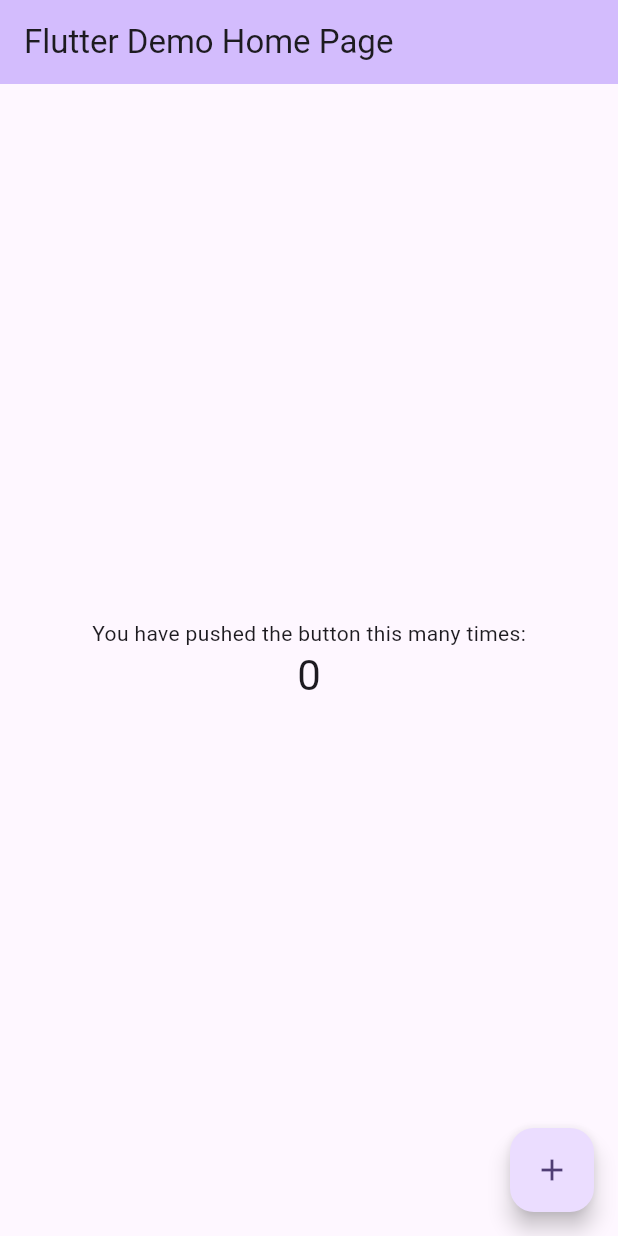
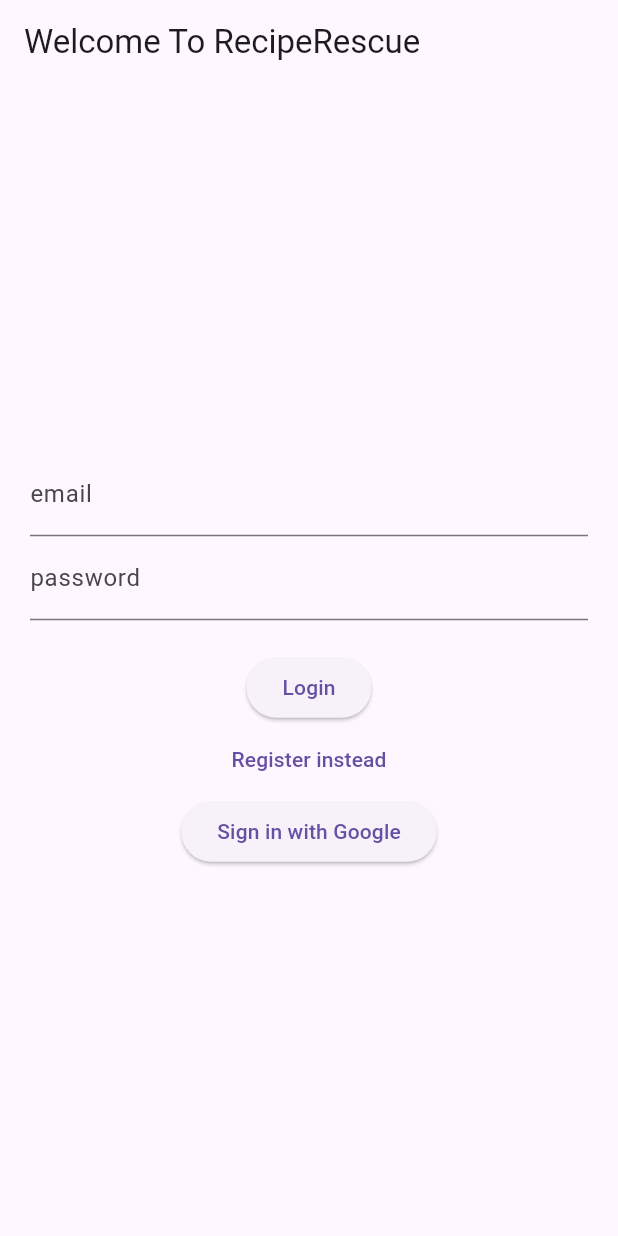
Before and after one commit to Final-Project-RecipeRescue/Client, a Flutter app: the screen it shows after launch, on a phone screen of 412 x 824 dp. Run offline on Flutter 3.47's test engine with Material 3 defaults, Android fonts, the phone set to English and light mode, and no system bars; our stand-ins replace firebase_auth, firebase_core, google_sign_in; missing offline and left inert: firebase_app_check; accounts and stored records are empty.

Commit message:
Added Firebase and Google dependencies, initialized Firebase, registered Firebase plugins, and integrated Google App Check.

```diff
--- /dev/null
+++ b/lib/authentication/auth.dart
@@ -0,0 +1,51 @@
+import 'package:firebase_auth/firebase_auth.dart';
+import 'package:google_sign_in/google_sign_in.dart';
+
+class Auth {
+  final FirebaseAuth _firebaseAuth = FirebaseAuth.instance;
+
+  User? get currentUser => _firebaseAuth.currentUser;
+
+  Stream<User?> get authStateChanges => _firebaseAuth.authStateChanges();
+
+  Future<void> signInWithEmailAndPassword({
+    required String email,
+    required String password,
+  }) async {
+    await _firebaseAuth.signInWithEmailAndPassword(
+        email: email, password: password);
+  }
+
+  Future<void> createUserWithEmailAndPassword({
+    required String email,
+    required String password,
+  }) async {
+    await _firebaseAuth.createUserWithEmailAndPassword(
+        email: email, password: password);
+  }
+
+  Future<void> signOut() async {
+    await _firebaseAuth.signOut();
+  }
+
+  Future<void> signInWithGoogle() async {
+    final GoogleSignIn googleSignIn = GoogleSignIn();
+    try {
+      final GoogleSignInAccount? googleSignInAccount =
+          await googleSignIn.signIn();
+      if (googleSignInAccount != null) {
+        final GoogleSignInAuthentication googleSignInAuthentication =
+            await googleSignInAccount.authentication;
+        final AuthCredential credential = GoogleAuthProvider.credential(
+          accessToken: googleSignInAuthentication.accessToken,
+          idToken: googleSignInAuthentication.idToken,
+        );
+        final UserCredential authResult =
+            await _firebaseAuth.signInWithCredential(credential);
+      }
+    } catch (error) {
+      print(error);
+      throw error; // Throw the error to propagate it
+    }
+  }
+}
--- /dev/null
+++ b/lib/home_page_widget_tree.dart
@@ -0,0 +1,27 @@
+import 'package:flutter/material.dart';
+import 'package:reciperescue_client/authentication/auth.dart';
+import 'package:reciperescue_client/home_page.dart';
+import 'package:reciperescue_client/login_register_page.dart';
+import 'package:reciperescue_client/main.dart';
+
+class WidgetTree extends StatefulWidget {
+  const WidgetTree({super.key});
+
+  @override
+  State<WidgetTree> createState() => _WidgetTreeState();
+}
+
+class _WidgetTreeState extends State<WidgetTree> {
+  @override
+  Widget build(BuildContext context) {
+    return StreamBuilder(
+        stream: Auth().authStateChanges,
+        builder: (context, snapshot) {
+          if (snapshot.hasData) {
+            return HomePage();
+          } else {
+            return const LoginPage();
+          }
+        });
+  }
+}
--- /dev/null
+++ b/lib/login_register_page.dart
@@ -0,0 +1,116 @@
+import 'package:flutter/material.dart';
+import 'package:firebase_auth/firebase_auth.dart';
+import 'package:reciperescue_client/authentication/auth.dart';
+
+class LoginPage extends StatefulWidget {
+  const LoginPage({super.key});
+
+  @override
+  State<LoginPage> createState() => _LoginPageState();
+}
+
+class _LoginPageState extends State<LoginPage> {
+  String? errorMsg = '';
+  bool isLogin = true;
+  Auth auth = Auth();
+
+  final TextEditingController _controllerEmail = TextEditingController();
+  final TextEditingController _controllerPassword = TextEditingController();
+
+  Future<void> signInWithEmailAndPassword() async {
+    try {
+      await auth.signInWithEmailAndPassword(
+          email: _controllerEmail.text, password: _controllerPassword.text);
+    } on FirebaseAuthException catch (e) {
+      setState(() {
+        errorMsg = e.message;
+      });
+    }
+  }
+
+  Future<void> signInWithGoogle() async {
+    try {
+      await auth.signInWithGoogle();
+    } on FirebaseAuthException catch (e) {
+      setState(() {
+        errorMsg = e.message;
+      });
+    }
+  }
+
+  Future<void> createUserWithEmailAndPassword() async {
+    try {
+      print('test');
+      await auth.createUserWithEmailAndPassword(
+          email: _controllerEmail.text, password: _controllerPassword.text);
+    } on FirebaseAuthException catch (e) {
+      setState(() {
+        errorMsg = e.message;
+      });
+    }
+  }
+
+  Widget _title() {
+    return const Text('Welcome To RecipeRescue');
+  }
+
+  Widget _customTextField(String title, TextEditingController controller) {
+    return TextField(
+      controller: controller,
+      decoration: InputDecoration(labelText: title),
+    );
+  }
+
+  Widget _errorMessage() {
+    return Text(errorMsg == '' ? '' : 'Error is: $errorMsg');
+  }
+
+  Widget _submitButton() {
+    return ElevatedButton(
+        onPressed: isLogin
+            ? signInWithEmailAndPassword
+            : createUserWithEmailAndPassword,
+        child: Text(isLogin ? 'Login' : 'Register'));
+  }
+
+  Widget _googleButton() {
+    return ElevatedButton(
+        onPressed: signInWithGoogle, child: Text('Sign in with Google'));
+  }
+
+  Widget _loginOrRegisterButton() {
+    return TextButton(
+        onPressed: () {
+          setState(() {
+            isLogin = !isLogin;
+          });
+        },
+        child: Text(isLogin ? 'Register instead' : 'Login instead'));
+  }
+
+  @override
+  Widget build(BuildContext context) {
+    return Scaffold(
+      appBar: AppBar(
+        title: _title(),
+      ),
+      body: Container(
+        height: double.infinity,
+        width: double.infinity,
+        padding: const EdgeInsets.all(20),
+        child: Column(
+          crossAxisAlignment: CrossAxisAlignment.center,
+          mainAxisAlignment: MainAxisAlignment.center,
+          children: <Widget>[
+            _customTextField('email', _controllerEmail),
+            _customTextField('password', _controllerPassword),
+            _errorMessage(),
+            _submitButton(),
+            _loginOrRegisterButton(),
+            _googleButton()
+          ],
+        ),
+      ),
+    );
+  }
+}
--- a/lib/main.dart
+++ b/lib/main.dart
@@ -1,125 +1,35 @@
 import 'package:flutter/material.dart';
+import 'package:firebase_core/firebase_core.dart';
+import 'package:reciperescue_client/home_page_widget_tree.dart';
+import 'package:firebase_app_check/firebase_app_check.dart';
 
-void main() {
+Future<void> main() async {
+  WidgetsFlutterBinding.ensureInitialized();
+  const FirebaseOptions android = FirebaseOptions(
+    apiKey: 'AIzaSyCUcs7YdW4UrbFxesLGeEOI4JlERIp7WPk',
+    appId: '1:515262454466:android:f1f3501ff2e14933c5b95b',
+    messagingSenderId: '515262454466',
+    projectId: 'reciperescue-6da9c',
+    databaseURL:
+        'https://reciperescue-6da9c-default-rtdb.europe-west1.firebasedatabase.app',
+  );
+  await Firebase.initializeApp(options: android);
+  await FirebaseAppCheck.instance.activate(
+    androidProvider: AndroidProvider.debug,
+  );
+  //c1adce95-a9cc-4ef9-8db0-8dc7400b60c3
   runApp(const MyApp());
 }
 
 class MyApp extends StatelessWidget {
   const MyApp({super.key});
 
-  // This widget is the root of your application.
   @override
   Widget build(BuildContext context) {
     return MaterialApp(
-      title: 'Flutter Demo',
-      theme: ThemeData(
-        // This is the theme of your application.
-        //
-        // TRY THIS: Try running your application with "flutter run". You'll see
-        // the application has a purple toolbar. Then, without quitting the app,
-        // try changing the seedColor in the colorScheme below to Colors.green
-        // and then invoke "hot reload" (save your changes or press the "hot
-        // reload" button in a Flutter-supported IDE, or press "r" if you used
-        // the command line to start the app).
-        //
-        // Notice that the counter didn't reset back to zero; the application
-        // state is not lost during the reload. To reset the state, use hot
-        // restart instead.
-        //
-        // This works for code too, not just values: Most code changes can be
-        // tested with just a hot reload.
-        colorScheme: ColorScheme.fromSeed(seedColor: Colors.deepPurple),
-        useMaterial3: true,
-      ),
-      home: const MyHomePage(title: 'Flutter Demo Home Page'),
+      debugShowCheckedModeBanner: false,
+      theme: ThemeData(primarySwatch: Colors.orange),
+      home: const WidgetTree(),
     );
   }
 }
-
-class MyHomePage extends StatefulWidget {
-  const MyHomePage({super.key, required this.title});
-
-  // This widget is the home page of your application. It is stateful, meaning
-  // that it has a State object (defined below) that contains fields that affect
-  // how it looks.
-
-  // This class is the configuration for the state. It holds the values (in this
-  // case the title) provided by the parent (in this case the App widget) and
-  // used by the build method of the State. Fields in a Widget subclass are
-  // always marked "final".
-
-  final String title;
-
-  @override
-  State<MyHomePage> createState() => _MyHomePageState();
-}
-
-class _MyHomePageState extends State<MyHomePage> {
-  int _counter = 0;
-
-  void _incrementCounter() {
-    setState(() {
-      // This call to setState tells the Flutter framework that something has
-      // changed in this State, which causes it to rerun the build method below
-      // so that the display can reflect the updated values. If we changed
-      // _counter without calling setState(), then the build method would not be
-      // called again, and so nothing would appear to happen.
-      _counter++;
-    });
-  }
-
-  @override
-  Widget build(BuildContext context) {
-    // This method is rerun every time setState is called, for instance as done
-    // by the _incrementCounter method above.
-    //
-    // The Flutter framework has been optimized to make rerunning build methods
-    // fast, so that you can just rebuild anything that needs updating rather
-    // than having to individually change instances of widgets.
-    return Scaffold(
-      appBar: AppBar(
-        // TRY THIS: Try changing the color here to a specific color (to
-        // Colors.amber, perhaps?) and trigger a hot reload to see the AppBar
-        // change color while the other colors stay the same.
-        backgroundColor: Theme.of(context).colorScheme.inversePrimary,
-        // Here we take the value from the MyHomePage object that was created by
-        // the App.build method, and use it to set our appbar title.
-        title: Text(widget.title),
-      ),
-      body: Center(
-        // Center is a layout widget. It takes a single child and positions it
-        // in the middle of the parent.
-        child: Column(
-          // Column is also a layout widget. It takes a list of children and
-          // arranges them vertically. By default, it sizes itself to fit its
-          // children horizontally, and tries to be as tall as its parent.
-          //
-          // Column has various properties to control how it sizes itself and
-          // how it positions its children. Here we use mainAxisAlignment to
-          // center the children vertically; the main axis here is the vertical
-          // axis because Columns are vertical (the cross axis would be
-          // horizontal).
-          //
-          // TRY THIS: Invoke "debug painting" (choose the "Toggle Debug Paint"
-          // action in the IDE, or press "p" in the console), to see the
-          // wireframe for each widget.
-          mainAxisAlignment: MainAxisAlignment.center,
-          children: <Widget>[
-            const Text(
-              'You have pushed the button this many times:',
-            ),
-            Text(
-              '$_counter',
-              style: Theme.of(context).textTheme.headlineMedium,
-            ),
-          ],
-        ),
-      ),
-      floatingActionButton: FloatingActionButton(
-        onPressed: _incrementCounter,
-        tooltip: 'Increment',
-        child: const Icon(Icons.add),
-      ), // This trailing comma makes auto-formatting nicer for build methods.
-    );
-  }
-}
```
Also changed, not shown: lib/home_page.dart (added, +48 -0 lines), pubspec.yaml (+7 -4 lines), 8 other files.
